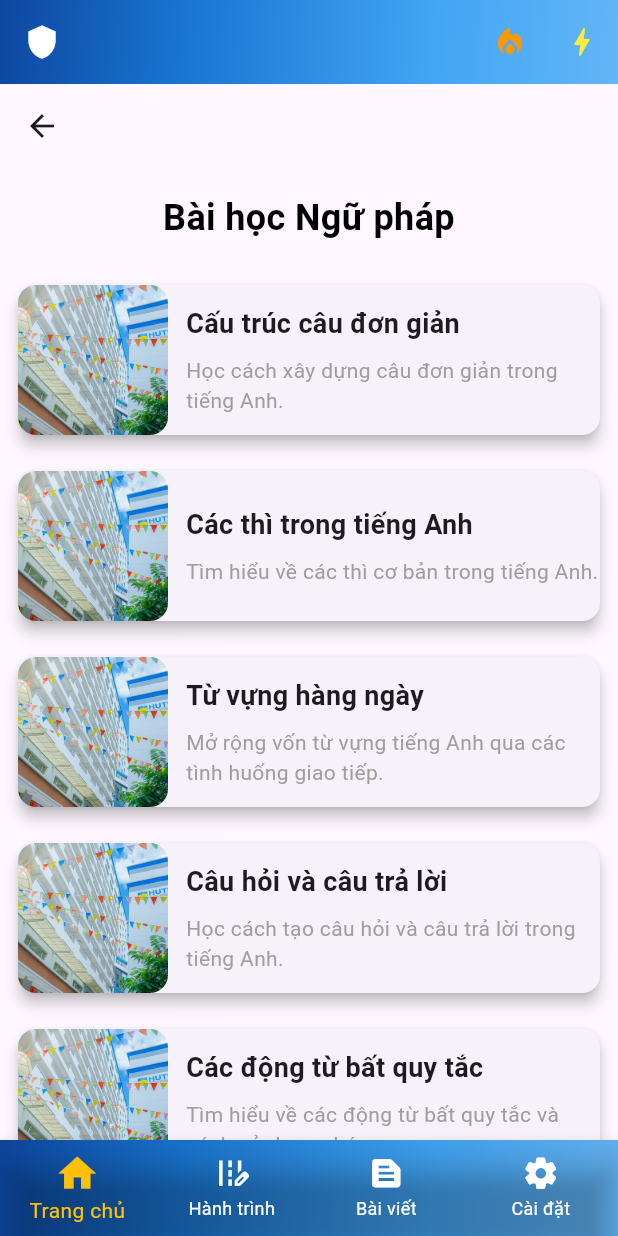
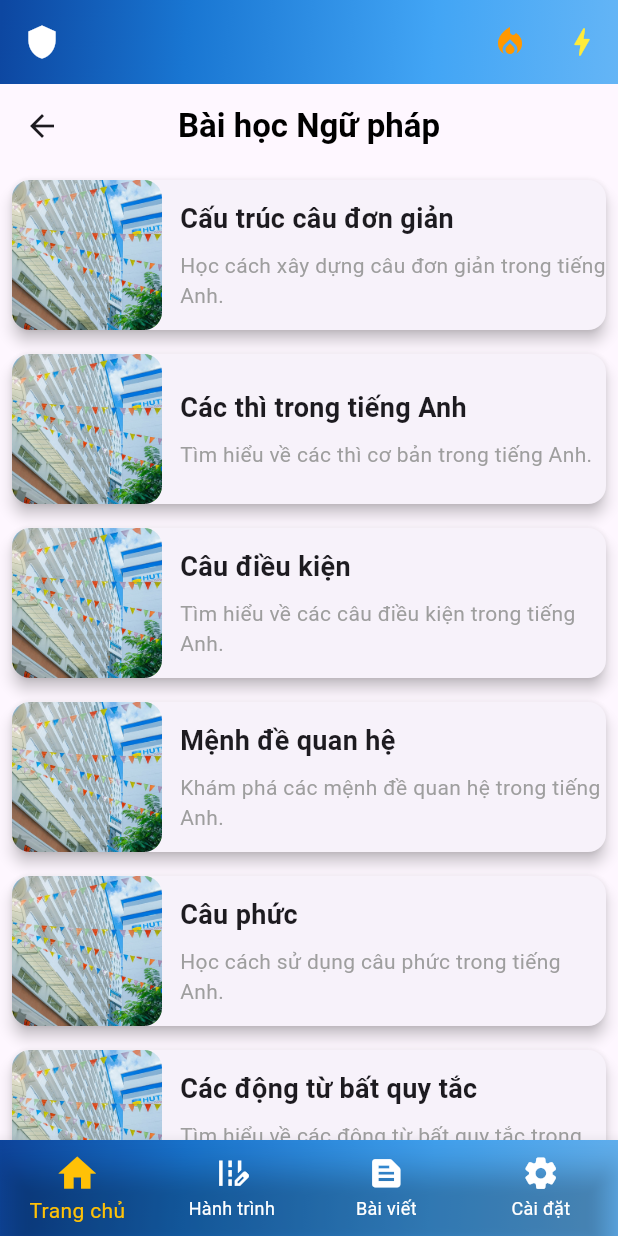
Before and after one commit to hltd0123/EasyTalk_Android, a Flutter app: the screen it shows after launch, on a phone screen of 412 x 824 dp. Run offline on Flutter 3.47's test engine with Material 3 defaults, Android fonts, the phone set to English and light mode, and no system bars.

Commit message:
init: init project easy talk mobile app

```diff
--- a/lib/Views/Home/LuyenNguPhap.dart
+++ b/lib/Views/Home/LuyenNguPhap.dart
@@ -1,4 +1,5 @@
 import 'package:flutter/material.dart';
+import 'package:dacn/Views/Home/BaiHocNguPhap.dart';
 
 class HomeNP extends StatefulWidget {
   const HomeNP({super.key});
@@ -8,7 +9,6 @@ class HomeNP extends StatefulWidget {
 }
 
 class _HomeNPState extends State<HomeNP> {
-  // Danh sách các bài học, mỗi bài học gồm ảnh, tiêu đề và thông tin
   final List<Map<String, String>> lessons = [
     {
       'image': 'assets/hutech3.jpg',
@@ -22,110 +22,122 @@ class _HomeNPState extends State<HomeNP> {
     },
     {
       'image': 'assets/hutech3.jpg',
-      'title': 'Từ vựng hàng ngày',
-      'info': 'Mở rộng vốn từ vựng tiếng Anh qua các tình huống giao tiếp.',
+      'title': 'Câu điều kiện',
+      'info': 'Tìm hiểu về các câu điều kiện trong tiếng Anh.',
     },
     {
       'image': 'assets/hutech3.jpg',
-      'title': 'Câu hỏi và câu trả lời',
-      'info': 'Học cách tạo câu hỏi và câu trả lời trong tiếng Anh.',
+      'title': 'Mệnh đề quan hệ',
+      'info': 'Khám phá các mệnh đề quan hệ trong tiếng Anh.',
+    },
+    {
+      'image': 'assets/hutech3.jpg',
+      'title': 'Câu phức',
+      'info': 'Học cách sử dụng câu phức trong tiếng Anh.',
     },
     {
       'image': 'assets/hutech3.jpg',
       'title': 'Các động từ bất quy tắc',
-      'info': 'Tìm hiểu về các động từ bất quy tắc và cách sử dụng chúng.',
+      'info': 'Tìm hiểu về các động từ bất quy tắc trong tiếng Anh.',
     },
     {
       'image': 'assets/hutech3.jpg',
-      'title': 'Mệnh đề quan hệ',
-      'info': 'Hiểu về mệnh đề quan hệ và cách sử dụng trong câu.',
+      'title': 'Danh từ và các loại danh từ',
+      'info': 'Khám phá các loại danh từ trong tiếng Anh.',
     },
     {
       'image': 'assets/hutech3.jpg',
-      'title': 'Các loại câu điều kiện',
-      'info': 'Khám phá các loại câu điều kiện trong tiếng Anh.',
+      'title': 'Tính từ và trạng từ',
+      'info': 'Tìm hiểu cách sử dụng tính từ và trạng từ trong tiếng Anh.',
+    },
+    {
+      'image': 'assets/hutech3.jpg',
+      'title': 'Cấu trúc câu phức tạp',
+      'info': 'Học cách xây dựng các câu phức tạp trong tiếng Anh.',
+    },
+    {
+      'image': 'assets/hutech3.jpg',
+      'title': 'Giới từ trong tiếng Anh',
+      'info': 'Tìm hiểu cách sử dụng giới từ trong câu.',
+    },
+    {
+      'image': 'assets/hutech3.jpg',
+      'title': 'Thì hiện tại hoàn thành',
+      'info': 'Tìm hiểu về thì hiện tại hoàn thành trong tiếng Anh.',
     },
   ];
 
-  // Danh sách các bài viết đề xuất
-  final List<Map<String, String>> suggestedArticles = [
+  final List<Map<String, String>> suggestedLessons = [
     {
       'image': 'assets/hutech3.jpg',
-      'title': 'Ngữ pháp nâng cao',
-      'info': 'Tìm hiểu về các cấu trúc ngữ pháp nâng cao trong tiếng Anh.',
+      'title': 'Các động từ khuyết thiếu',
+      'info': 'Tìm hiểu các động từ khuyết thiếu trong tiếng Anh.',
     },
     {
       'image': 'assets/hutech3.jpg',
-      'title': 'Phát âm chuẩn',
-      'info': 'Các bài học giúp cải thiện kỹ năng phát âm tiếng Anh.',
+      'title': 'Các cấu trúc ngữ pháp phức tạp',
+      'info': 'Khám phá các cấu trúc ngữ pháp phức tạp trong tiếng Anh.',
     },
-    {
-      'image': 'assets/hutech3.jpg',
-      'title': 'Luyện nghe tiếng Anh',
-      'info': 'Bài học luyện nghe các đoạn hội thoại tiếng Anh.',
-    },
-    // Thêm bài viết khác nếu cần
+    // Thêm bài học đề xuất khác nếu cần
   ];
 
   @override
   Widget build(BuildContext context) {
     return Scaffold(
       appBar: AppBar(
-        elevation: 0, // Tắt hiệu ứng bóng của AppBar
-        backgroundColor: Colors.transparent, // Tắt màu nền của AppBar
-      ),
-      body: Column(
-        crossAxisAlignment: CrossAxisAlignment.start,
-        children: [
-          // Tiêu đề bài học ngữ pháp, căn giữa
-          const Center(
-            child: Padding(
-              padding: EdgeInsets.all(16.0),
-              child: Text(
+        elevation: 0,
+        backgroundColor: Colors.transparent,
+        title: const Text(
           'Bài học Ngữ pháp',
           style: TextStyle(
-                  fontSize: 24,
-                  fontWeight: FontWeight.bold,
             color: Colors.black,
-                ),
-                textAlign: TextAlign.center, // Căn giữa tiêu đề
+            fontWeight: FontWeight.bold, // In đậm tiêu đề
           ),
         ),
+        centerTitle: true,
       ),
-          // Danh sách bài học
-          Expanded(
-            child: ListView.builder(
-              itemCount: lessons.length + 1 + suggestedArticles.length, // Thêm 1 cho tiêu đề "Bài viết đề xuất"
+      body: ListView.builder(
+        itemCount: lessons.length + 1 + suggestedLessons.length, // Cộng thêm bài học đề xuất
         itemBuilder: (context, index) {
           if (index < lessons.length) {
-                  final item = lessons[index];
-                  return Padding(
-                    padding: const EdgeInsets.all(8.0),
+            // Hiển thị bài học chính
+            final lesson = lessons[index];
+            return GestureDetector(
+              onTap: () {
+                Navigator.push(
+                  context,
+                  MaterialPageRoute(
+                    builder: (context) => BHNP(
+                      lesson: lesson,
+                      allLessons: lessons, // Truyền toàn bộ danh sách bài học
+                    ),
+                  ),
+                );
+              },
               child: Card(
+                margin: const EdgeInsets.all(8.0),
                 shape: RoundedRectangleBorder(
                   borderRadius: BorderRadius.circular(12.0),
                 ),
                 elevation: 4,
                 child: Row(
                   children: [
-                          // Ảnh đại diện của bài học
                     ClipRRect(
                       borderRadius: BorderRadius.circular(12.0),
                       child: Image.asset(
-                              item['image']!,
+                        lesson['image']!,
                         width: 100,
                         height: 100,
                         fit: BoxFit.cover,
                       ),
                     ),
                     const SizedBox(width: 12),
-                          // Nội dung bài học: Tiêu đề và thông tin
                     Expanded(
                       child: Column(
                         crossAxisAlignment: CrossAxisAlignment.start,
                         children: [
                           Text(
-                                  item['title']!,
+                            lesson['title']!,
                             style: const TextStyle(
                               fontSize: 18,
                               fontWeight: FontWeight.bold,
@@ -133,7 +145,7 @@ class _HomeNPState extends State<HomeNP> {
                           ),
                           const SizedBox(height: 8),
                           Text(
-                                  item['info']!,
+                            lesson['info']!,
                             style: const TextStyle(
                               fontSize: 14,
                               color: Colors.grey,
@@ -147,55 +159,67 @@ class _HomeNPState extends State<HomeNP> {
               ),
             );
           } else if (index == lessons.length) {
-                  // Hiển thị tiêu đề bài viết đề xuất
+            // Hiển thị tiêu đề "Các bài học đề xuất"
             return Padding(
-                    padding: const EdgeInsets.all(16.0),
+              padding: const EdgeInsets.symmetric(vertical: 16.0),
+              child: Center(
                 child: Text(
-                      'Bài viết đề xuất',
+                  'Các bài học đề xuất',
                   style: TextStyle(
                     fontSize: 22,
                     fontWeight: FontWeight.bold,
                     color: Colors.black,
                   ),
                 ),
+              ),
             );
           } else {
-                  final item = suggestedArticles[index - lessons.length - 1];
-                  return Padding(
-                    padding: const EdgeInsets.all(8.0),
+            // Hiển thị các bài học đề xuất
+            final suggestedLesson = suggestedLessons[index - lessons.length - 1];
+            return GestureDetector(
+              onTap: () {
+                Navigator.push(
+                  context,
+                  MaterialPageRoute(
+                    builder: (context) => BHNP(
+                      lesson: suggestedLesson,
+                      allLessons: suggestedLessons, // Truyền toàn bộ danh sách bài học đề xuất
+                    ),
+                  ),
+                );
+              },
               child: Card(
+                margin: const EdgeInsets.all(8.0),
                 shape: RoundedRectangleBorder(
                   borderRadius: BorderRadius.circular(12.0),
                 ),
                 elevation: 4,
                 child: Row(
                   children: [
-                          // Ảnh đại diện của bài viết đề xuất
                     ClipRRect(
                       borderRadius: BorderRadius.circular(12.0),
                       child: Image.asset(
-                              item['image']!,
+                        suggestedLesson['image']!,
                         width: 100,
                         height: 100,
                         fit: BoxFit.cover,
                       ),
                     ),
                     const SizedBox(width: 12),
-                          // Nội dung bài viết đề xuất
                     Expanded(
                       child: Column(
                         crossAxisAlignment: CrossAxisAlignment.start,
                         children: [
                           Text(
-                                  item['title']!,
+                            suggestedLesson['title']!,
                             style: const TextStyle(
-                                    fontSize: 16, // Font nhỏ hơn cho bài viết đề xuất
+                              fontSize: 18,
                               fontWeight: FontWeight.bold,
                             ),
                           ),
                           const SizedBox(height: 8),
                           Text(
-                                  item['info']!,
+                            suggestedLesson['info']!,
                             style: const TextStyle(
                               fontSize: 14,
                               color: Colors.grey,
@@ -211,9 +235,6 @@ class _HomeNPState extends State<HomeNP> {
           }
         },
       ),
-          ),
-        ],
-      ),
     );
   }
 }
--- a/lib/Views/Home/MainPage.dart
+++ b/lib/Views/Home/MainPage.dart
@@ -1,23 +1,18 @@
 import 'package:dacn/Views/Home/AcountDetailPage.dart';
+import 'package:dacn/Views/Home/BaiHocNguPhap.dart';
+import 'package:dacn/Views/Home/FlashCard.dart';
 import 'package:dacn/Views/Home/HomePage.dart';
 import 'package:dacn/Views/Home/LuyenNguPhap.dart';
 import 'package:dacn/Views/Home/MainPageProvider.dart';
 import 'package:flutter/material.dart';
 import 'package:provider/provider.dart';
 
-//Điều chỉnh các Page xuất hiện dưới Bottom Nav ở MainPageBottomNavigation
-//Thêm các tham số tương tự home sẽ tự render ra
-
-//Điều chỉnh Page xuất hiện theo Bottom Nav ở MainPage ( dòng 41 -> )
-//Thêm sửa case theo selectedItem index tương ứng
-
-//Màu cũ: Color(0xFF1D1E33)
-
+// Enum cho các trang trong Bottom Navigation
 enum MainPageBottomNavigation {
   home(icon: Icons.home, label: 'Trang chủ', selectedItem: 0),
   lessons(icon: Icons.edit_road, label: 'Hành trình', selectedItem: 1),
   account(icon: Icons.text_snippet, label: 'Bài viết', selectedItem: 2),
-  let(icon: Icons.settings_rounded, label: 'Cài đặt', selectedItem: 3);
+  settings(icon: Icons.settings_rounded, label: 'Cài đặt', selectedItem: 3);
 
   final IconData icon;
   final String label;
@@ -39,10 +34,11 @@ class MainPage extends StatelessWidget {
       appBar: _mainPageAppBar(),
       body: Consumer<MainPageProvider>(
         builder: (context, provider, child) {
-          // Render trang HomePage hoặc AccountDetailPage dựa trên trạng thái của provider
+          // Render trang con dựa trên selectedIndex của provider
           switch (provider.selectedIndex) {
             case 0:
               return const HomeNP();
+
             case 2:
               return const HomePage();
             case 3:
@@ -56,12 +52,13 @@ class MainPage extends StatelessWidget {
       bottomNavigationBar: _buildMainPageBottomNavigation(
         initialIndex: context.watch<MainPageProvider>().selectedIndex,
         onTap: (index) {
-          context.read<MainPageProvider>().updateIndex(index); // Cập nhật giá trị index
+          context.read<MainPageProvider>().updateIndex(index); // Cập nhật selectedIndex
         },
       ),
     );
   }
 
+  // BottomNavigationBar cho MainPage
   Widget _buildMainPageBottomNavigation({
     required int initialIndex,
     required ValueChanged<int> onTap,
@@ -105,6 +102,7 @@ class MainPage extends StatelessWidget {
     );
   }
 
+  // AppBar của MainPage
   AppBar _mainPageAppBar() {
     return AppBar(
       backgroundColor: Colors.transparent,
@@ -144,3 +142,16 @@ class MainPage extends StatelessWidget {
     );
   }
 }
+final List<Map<String, String>> lessons = [
+  {
+    'image': 'assets/hutech3.jpg',
+    'title': 'Cấu trúc câu đơn giản',
+    'info': 'Học cách xây dựng câu đơn giản trong tiếng Anh.',
+  },
+  {
+    'image': 'assets/hutech3.jpg',
+    'title': 'Các thì trong tiếng Anh',
+    'info': 'Tìm hiểu về các thì cơ bản trong tiếng Anh.',
+  },
+
+];
--- a/lib/Views/Home/MainPageProvider.dart
+++ b/lib/Views/Home/MainPageProvider.dart
@@ -9,4 +9,5 @@ class MainPageProvider extends ChangeNotifier {
     _selectedIndex = index;
     notifyListeners();  // Thông báo cho tất cả các widget nghe được khi trạng thái thay đổi
   }
+
 }
--- a/lib/main.dart
+++ b/lib/main.dart
@@ -20,7 +20,7 @@ class MyApp extends StatelessWidget {
   @override
   Widget build(BuildContext context) {
     return const MaterialApp(
-      home: HomeNP(),
+      home: HomePage(),
       initialRoute: AppRouter.main,
       onGenerateRoute: AppRouter.generateRoute,
     );
```
Also changed, not shown: lib/Views/Home/BaiHocNguPhap.dart (added, +104 -0 lines), lib/Views/Home/FlashCard.dart (added, +188 -0 lines). Lines whose indentation alone changed are shown as unchanged.
